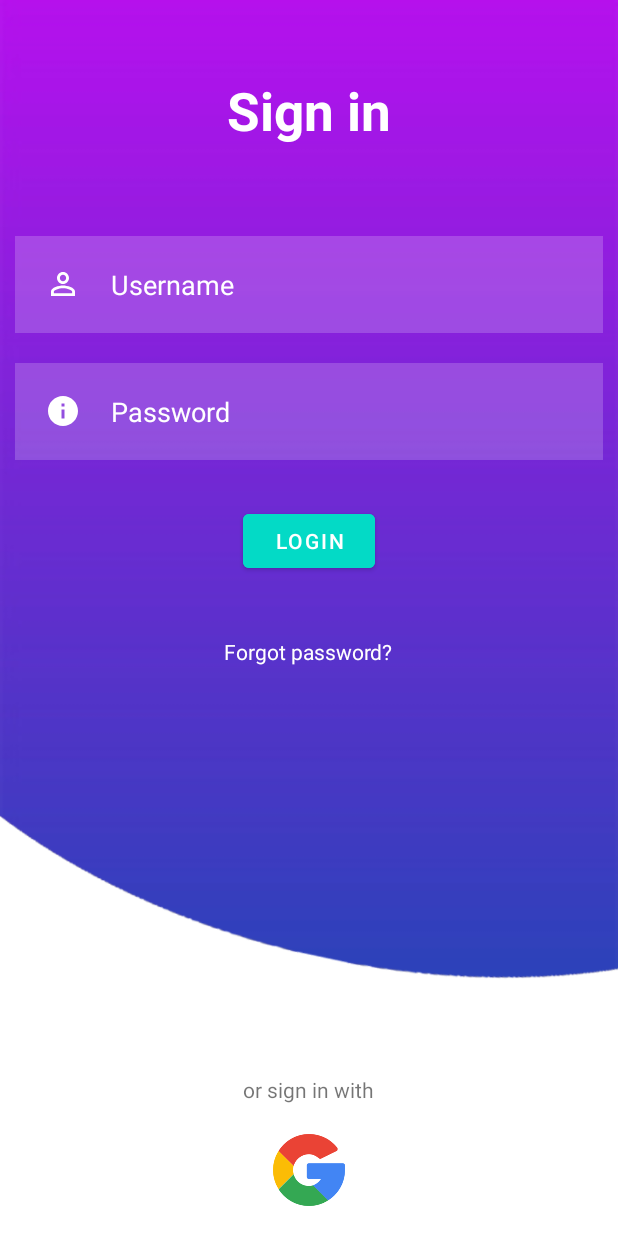
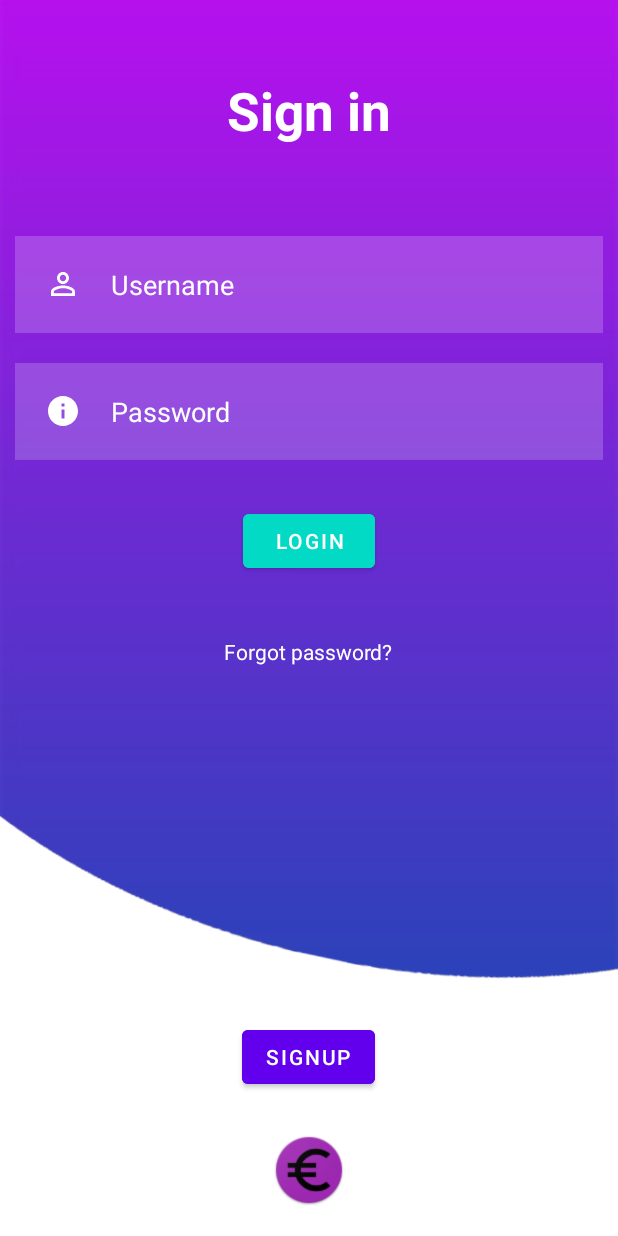
Before and after one commit to AlvaroVelascoPrieto/ByteBills, an Android app: the screen it shows after launch (LogIn before the commit, Identification after it), on a phone screen of 412 x 824 dp. Run offline under Robolectric (Android 15) with nearby library versions, the phone set to English and light mode, and no system bars; our stand-ins replace navigation-ui.

Commit message:
Added all login and registration functionality, except db requests to identification activity (Login  & Registration fragments)

```diff
--- a/app/src/main/AndroidManifest.xml
+++ b/app/src/main/AndroidManifest.xml
@@ -13,7 +13,7 @@
         android:theme="@style/Theme.ByteBills"
         tools:targetApi="31">
         <activity
-            android:name=".LogIn"
+            android:name=".Identification"
             android:exported="true"
             android:label="@string/app_name"
             android:theme="@style/Theme.ByteBills.NoActionBar">
--- /dev/null
+++ b/app/src/main/java/com/example/bytebills/Identification.java
@@ -0,0 +1,33 @@
+package com.example.bytebills;
+
+import androidx.appcompat.app.AppCompatActivity;
+import androidx.drawerlayout.widget.DrawerLayout;
+import androidx.navigation.NavController;
+import androidx.navigation.Navigation;
+import androidx.navigation.ui.AppBarConfiguration;
+import androidx.navigation.ui.NavigationUI;
+
+import android.content.Intent;
+import android.os.Bundle;
+import android.view.View;
+import android.widget.TextView;
+import android.widget.Toast;
+
+import com.example.bytebills.databinding.ActivityMainBinding;
+import com.example.bytebills.databinding.IdentificationBinding;
+import com.google.android.material.button.MaterialButton;
+import com.google.android.material.navigation.NavigationView;
+import com.google.android.material.snackbar.Snackbar;
+
+public class Identification extends AppCompatActivity {
+    private IdentificationBinding binding;
+    private AppBarConfiguration mAppBarConfiguration;
+    @Override
+    protected void onCreate(Bundle savedInstanceState) {
+        super.onCreate(savedInstanceState);
+
+        binding = IdentificationBinding.inflate(getLayoutInflater());
+        setContentView(binding.getRoot());
+
+    }
+}
--- a/app/src/main/java/com/example/bytebills/LogIn.java
+++ /dev/null
@@ -1,45 +0,0 @@
-package com.example.bytebills;
-
-import androidx.appcompat.app.AppCompatActivity;
-
-import android.content.Intent;
-import android.os.Bundle;
-import android.view.View;
-import android.widget.Button;
-import android.widget.TextView;
-import android.widget.Toast;
-
-import com.google.android.material.button.MaterialButton;
-
-public class LogIn extends AppCompatActivity {
-
-    @Override
-    protected void onCreate(Bundle savedInstanceState) {
-        super.onCreate(savedInstanceState);
-        setContentView(R.layout.log_in);
-
-
-        TextView username =(TextView) findViewById(R.id.username);
-        TextView password =(TextView) findViewById(R.id.password);
-
-        MaterialButton loginbtn = (MaterialButton) findViewById(R.id.loginbtn);
-
-        //admin and admin
-
-        loginbtn.setOnClickListener(new View.OnClickListener() {
-            @Override
-            public void onClick(View v) {
-                if(username.getText().toString().equals("admin") && password.getText().toString().equals("admin")){
-                    //correct
-                    Intent i = new Intent(LogIn.this, MainActivity.class);
-                    i.putExtra("username", username.getText().toString());
-                    startActivity(i);
-                }else
-                    //incorrect
-                    Toast.makeText(LogIn.this,"User or password incorrect",Toast.LENGTH_SHORT).show();
-            }
-        });
-
-
-    }
-}
--- /dev/null
+++ b/app/src/main/java/com/example/bytebills/ui/login/LoginFragment.java
@@ -0,0 +1,76 @@
+package com.example.bytebills.ui.login;
+
+import android.content.Intent;
+import android.os.Bundle;
+import android.util.Log;
+import android.view.LayoutInflater;
+import android.view.View;
+import android.view.ViewGroup;
+import android.widget.Button;
+import android.widget.ImageView;
+import android.widget.TextView;
+import android.widget.Toast;
+
+import androidx.annotation.NonNull;
+import androidx.fragment.app.Fragment;
+import androidx.fragment.app.FragmentTransaction;
+import androidx.lifecycle.ViewModelProvider;
+
+import com.example.bytebills.Identification;
+import com.example.bytebills.MainActivity;
+import com.example.bytebills.R;
+import com.example.bytebills.databinding.FragmentHomeBinding;
+import com.example.bytebills.databinding.FragmentLoginBinding;
+import com.example.bytebills.ui.registration.RegistrationFragment;
+
+public class LoginFragment extends Fragment {
+
+    private FragmentLoginBinding binding;
+
+    public View onCreateView(@NonNull LayoutInflater inflater,
+                             ViewGroup container, Bundle savedInstanceState) {
+        LoginViewModel homeViewModel =
+                new ViewModelProvider(this).get(LoginViewModel.class);
+
+        binding = FragmentLoginBinding.inflate(inflater, container, false);
+        View root = binding.getRoot();
+
+        final TextView username = binding.username;
+        final TextView password = binding.password;
+        final Button loginbtn = binding.loginbtn;
+        final Button signupbtn = binding.signupbtn;
+
+        loginbtn.setOnClickListener(new View.OnClickListener() {
+            @Override
+            public void onClick(View v) {
+                if(username.getText().toString().equals("admin") && password.getText().toString().equals("admin")){
+                    //correct
+                    Intent i = new Intent(getActivity(), MainActivity.class);
+                    i.putExtra("username", username.getText().toString());
+                    startActivity(i);
+                }else
+                    //incorrect
+                    Toast.makeText(getActivity(),"User or password incorrect",Toast.LENGTH_SHORT).show();
+            }
+        });
+
+        signupbtn.setOnClickListener(new View.OnClickListener() {
+            @Override
+            public void onClick(View v) {
+                RegistrationFragment newRegistrationFragment = new RegistrationFragment();
+                FragmentTransaction fragmentTransaction = getActivity().getSupportFragmentManager().beginTransaction();
+                fragmentTransaction.replace(R.id.content_indentification, newRegistrationFragment);
+                fragmentTransaction.addToBackStack(null);
+                fragmentTransaction.commit();
+            }
+        });
+
+        return root;
+    }
+
+    @Override
+    public void onDestroyView() {
+        super.onDestroyView();
+        binding = null;
+    }
+}
--- /dev/null
+++ b/app/src/main/java/com/example/bytebills/ui/login/LoginViewModel.java
@@ -0,0 +1,19 @@
+package com.example.bytebills.ui.login;
+
+import androidx.lifecycle.LiveData;
+import androidx.lifecycle.MutableLiveData;
+import androidx.lifecycle.ViewModel;
+
+public class LoginViewModel extends ViewModel {
+
+    private final MutableLiveData<String> mText;
+
+    public LoginViewModel() {
+        mText = new MutableLiveData<>();
+        mText.setValue("bytebills>ui>home>HomeViewModel");
+    }
+
+    public LiveData<String> getText() {
+        return mText;
+    }
+}
--- /dev/null
+++ b/app/src/main/res/drawable/baseline_alternate_email_24.xml
@@ -0,0 +1,5 @@
+<vector android:height="24dp" android:tint="#FFFFFF"
+    android:viewportHeight="24" android:viewportWidth="24"
+    android:width="24dp" xmlns:android="http://schemas.android.com/apk/res/android">
+    <path android:fillColor="@android:color/white" android:pathData="M12,2C6.48,2 2,6.48 2,12s4.48,10 10,10h5v-2h-5c-4.34,0 -8,-3.66 -8,-8s3.66,-8 8,-8 8,3.66 8,8v1.43c0,0.79 -0.71,1.57 -1.5,1.57s-1.5,-0.78 -1.5,-1.57L17,12c0,-2.76 -2.24,-5 -5,-5s-5,2.24 -5,5 2.24,5 5,5c1.38,0 2.64,-0.56 3.54,-1.47 0.65,0.89 1.77,1.47 2.96,1.47 1.97,0 3.5,-1.6 3.5,-3.57L22,12c0,-5.52 -4.48,-10 -10,-10zM12,15c-1.66,0 -3,-1.34 -3,-3s1.34,-3 3,-3 3,1.34 3,3 -1.34,3 -3,3z"/>
+</vector>
--- /dev/null
+++ b/app/src/main/res/layout/content_identification.xml
@@ -0,0 +1,19 @@
+<?xml version="1.0" encoding="utf-8"?>
+<androidx.constraintlayout.widget.ConstraintLayout xmlns:android="http://schemas.android.com/apk/res/android"
+    xmlns:app="http://schemas.android.com/apk/res-auto"
+    xmlns:tools="http://schemas.android.com/tools"
+    android:layout_width="match_parent"
+    android:layout_height="match_parent"
+    app:layout_behavior="@string/appbar_scrolling_view_behavior">
+
+    <fragment
+        android:id="@+id/nav_host_fragment_content_main"
+        android:name="androidx.navigation.fragment.NavHostFragment"
+        android:layout_width="match_parent"
+        android:layout_height="match_parent"
+        app:defaultNavHost="true"
+        app:layout_constraintLeft_toLeftOf="parent"
+        app:layout_constraintRight_toRightOf="parent"
+        app:layout_constraintTop_toTopOf="parent"
+        app:navGraph="@navigation/registration_navigation" />
+</androidx.constraintlayout.widget.ConstraintLayout>
--- a/app/src/main/res/layout/log_in.xml
+++ b/app/src/main/res/layout/fragment_login.xml
@@ -5,7 +5,7 @@
     android:layout_width="match_parent"
     android:layout_height="match_parent"
     android:background="@drawable/background"
-    tools:context=".MainActivity">
+    tools:context=".ui.login.LoginFragment">
 
     <TextView
         android:layout_width="match_parent"
@@ -48,15 +48,17 @@
         android:inputType="textPassword"/>
 
     <com.google.android.material.button.MaterialButton
+        android:id="@+id/loginbtn"
         android:layout_width="wrap_content"
         android:layout_height="wrap_content"
-        android:id="@+id/loginbtn"
         android:layout_below="@id/password"
-        android:text="LOGIN"
+        android:layout_centerHorizontal="true"
+        android:layout_marginStart="20dp"
+        android:layout_marginTop="20dp"
+        android:layout_marginEnd="20dp"
+        android:layout_marginBottom="20dp"
         android:backgroundTint="@color/design_default_color_secondary"
-        android:layout_centerHorizontal="true"
-        android:layout_margin="20dp"
-        />
+        android:text="LOGIN" />
 
     <TextView
         android:layout_width="wrap_content"
@@ -68,13 +70,18 @@
         android:layout_centerHorizontal="true"
         android:layout_margin="20dp"/>
 
-    <TextView
+    <com.google.android.material.button.MaterialButton
+        android:id="@+id/signupbtn"
         android:layout_width="wrap_content"
         android:layout_height="wrap_content"
-        android:id="@+id/others"
         android:layout_above="@id/socialicons"
-        android:text="or sign in with"
-        android:layout_centerHorizontal="true"/>
+        android:layout_centerHorizontal="true"
+        android:layout_marginStart="20dp"
+        android:layout_marginTop="20dp"
+        android:layout_marginEnd="20dp"
+        android:layout_marginBottom="7dp"
+        android:backgroundTint="@color/design_default_color_primary"
+        android:text="SIGNUP" />
 
 
     <LinearLayout
@@ -89,7 +96,7 @@
             android:layout_width="48dp"
             android:layout_height="48dp"
             android:layout_margin="20dp"
-            android:src="@drawable/google"/>
+            android:src="@drawable/ic_launcher"/>
 
     </LinearLayout>
 
--- /dev/null
+++ b/app/src/main/res/layout/identification.xml
@@ -0,0 +1,18 @@
+<?xml version="1.0" encoding="utf-8"?>
+<androidx.drawerlayout.widget.DrawerLayout
+    xmlns:android="http://schemas.android.com/apk/res/android"
+    xmlns:app="http://schemas.android.com/apk/res-auto"
+    xmlns:tools="http://schemas.android.com/tools"
+    android:id="@+id/drawer_layout"
+    android:layout_width="match_parent"
+    android:layout_height="match_parent"
+    android:fitsSystemWindows="true"
+    tools:openDrawer="start">
+
+    <include
+        android:id="@+id/content_indentification"
+        layout="@layout/content_identification"
+        android:layout_width="match_parent"
+        android:layout_height="match_parent" />
+
+</androidx.drawerlayout.widget.DrawerLayout>
--- /dev/null
+++ b/app/src/main/res/navigation/registration_navigation.xml
@@ -0,0 +1,20 @@
+<?xml version="1.0" encoding="utf-8"?>
+<navigation xmlns:android="http://schemas.android.com/apk/res/android"
+    xmlns:app="http://schemas.android.com/apk/res-auto"
+    xmlns:tools="http://schemas.android.com/tools"
+    android:id="@+id/mobile_navigation"
+    app:startDestination="@+id/nav_login">
+
+    <fragment
+        android:id="@+id/nav_login"
+        android:name="com.example.bytebills.ui.login.LoginFragment"
+        android:label="@string/menu_login"
+        tools:layout="@layout/fragment_login" />
+
+    <fragment
+        android:id="@+id/nav_registration"
+        android:name="com.example.bytebills.ui.registration.RegistrationFragment"
+        android:label="@string/menu_registration"
+        tools:layout="@layout/fragment_registration" />
+
+</navigation>
--- a/app/src/main/res/values/strings.xml
+++ b/app/src/main/res/values/strings.xml
@@ -10,4 +10,6 @@
     <string name="menu_home">Home</string>
     <string name="menu_gallery">Gallery</string>
     <string name="menu_slideshow">Slideshow</string>
+    <string name="menu_login">Log In</string>
+    <string name="menu_registration">Registration</string>
 </resources>
```
Also changed, not shown: app/src/main/java/com/example/bytebills/ui/registration/RegistrationFragment.java (added, +61 -0 lines), app/src/main/java/com/example/bytebills/ui/registration/RegistrationViewModel.java (added, +19 -0 lines), app/src/main/res/layout/fragment_registration.xml (added, +126 -0 lines).
